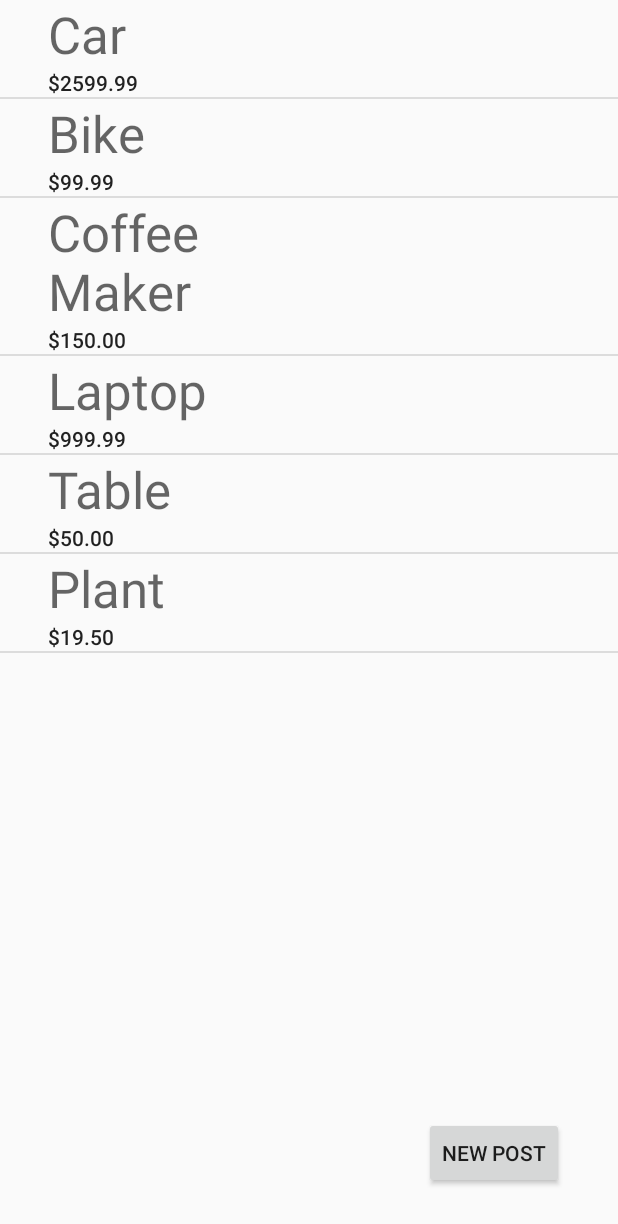
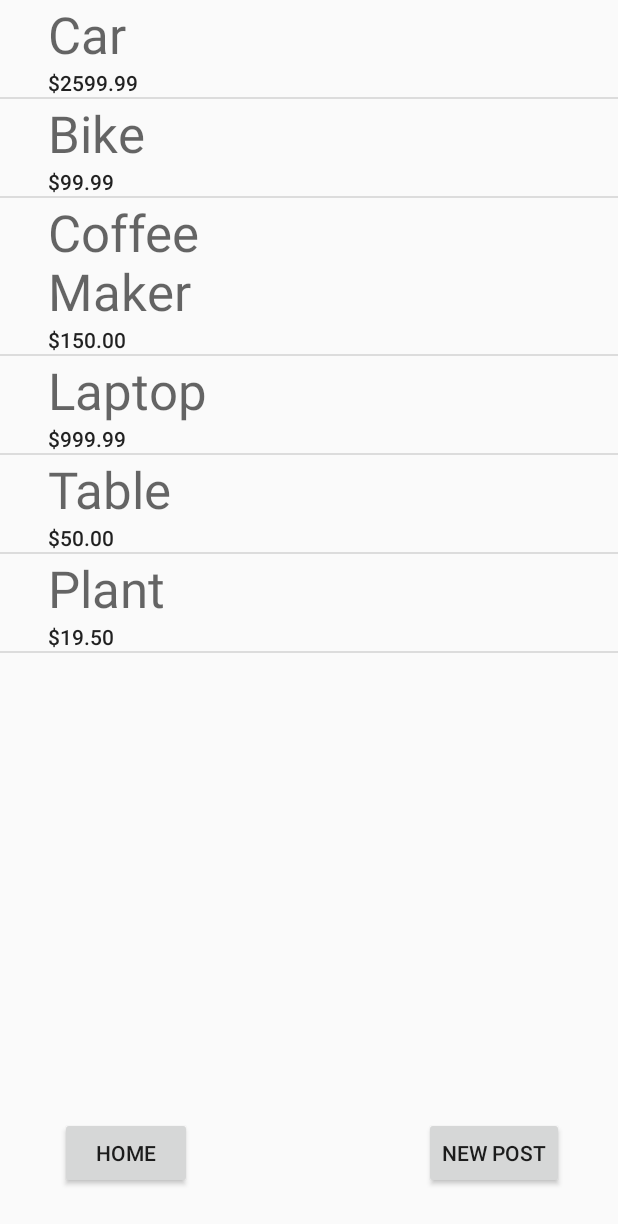
Before and after one commit to Rhushabh121/Fair-Price-Application, an Android app: the screen it shows after launch (MainActivity), on a phone screen of 412 x 824 dp. Shown: the top 1224 px of the screen. Run offline under Robolectric (Android 15) with nearby library versions, the phone set to English and light mode, and no system bars.

Commit message:
MainActivity Home button working, Homepage Explore Button working

```diff
--- a/app/src/main/res/layout/activity_main.xml
+++ b/app/src/main/res/layout/activity_main.xml
@@ -20,7 +20,18 @@
     <ListView
         android:id="@+id/post_list"
         android:layout_width="match_parent"
-        android:layout_height="match_parent"
+        android:layout_height="619dp"
         tools:listitem="@layout/post_list_item" />
 
+    <Button
+        android:id="@+id/button17"
+        android:layout_width="wrap_content"
+        android:layout_height="wrap_content"
+        android:layout_alignParentStart="true"
+        android:layout_alignParentBottom="true"
+        android:layout_marginStart="40dp"
+        android:layout_marginBottom="31dp"
+        android:onClick="goToHome"
+        android:text="Home" />
+
 </RelativeLayout>
```
